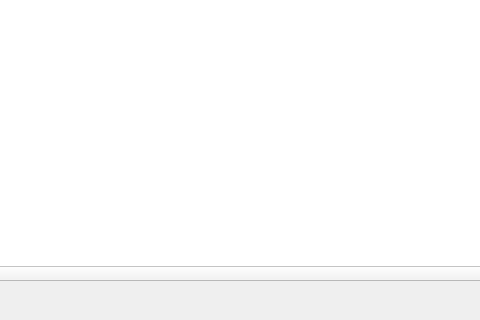
Above: ServiceDialog.ui from masc4ii/WaoStats before the change; both pictures show x 223 to 703 and y 290 to 610 of the 933 by 610 pixel window. Below: the same form after it.
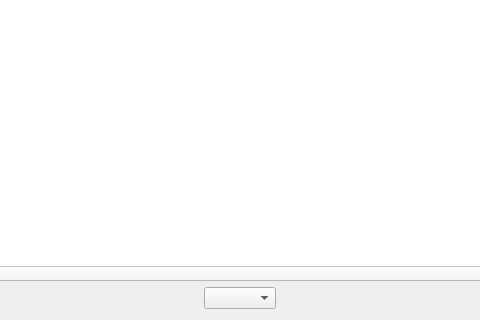
That is the form after the change. Icons and pictures are not drawn.

Commit message: Added service list cost sum filter

What changed in the file:
```diff
--- a/ServiceDialog.ui
+++ b/ServiceDialog.ui
@@ -223,6 +223,9 @@
        </property>
       </spacer>
      </item>
+     <item>
+      <widget class="QComboBox" name="comboBoxCostFilter"/>
+     </item>
      <item>
       <widget class="QLabel" name="labelCosts">
        <property name="font">
```
The commit also changes 2 other files.
